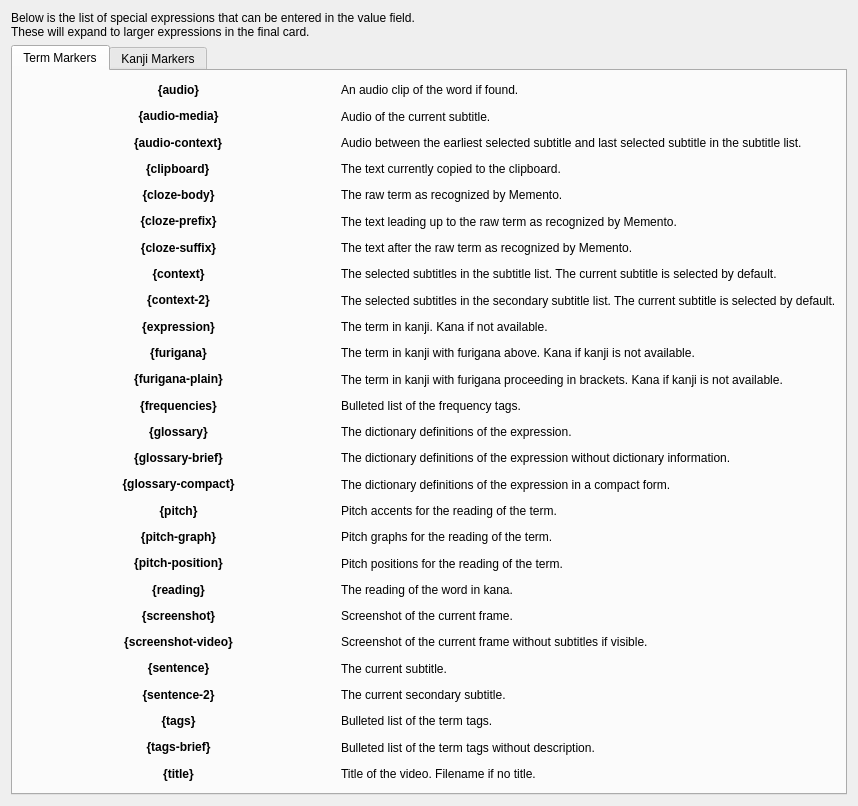
ripose-jp/Memento, file src/gui/widgets/settings/ankisettingshelp.ui: the form before one commit.
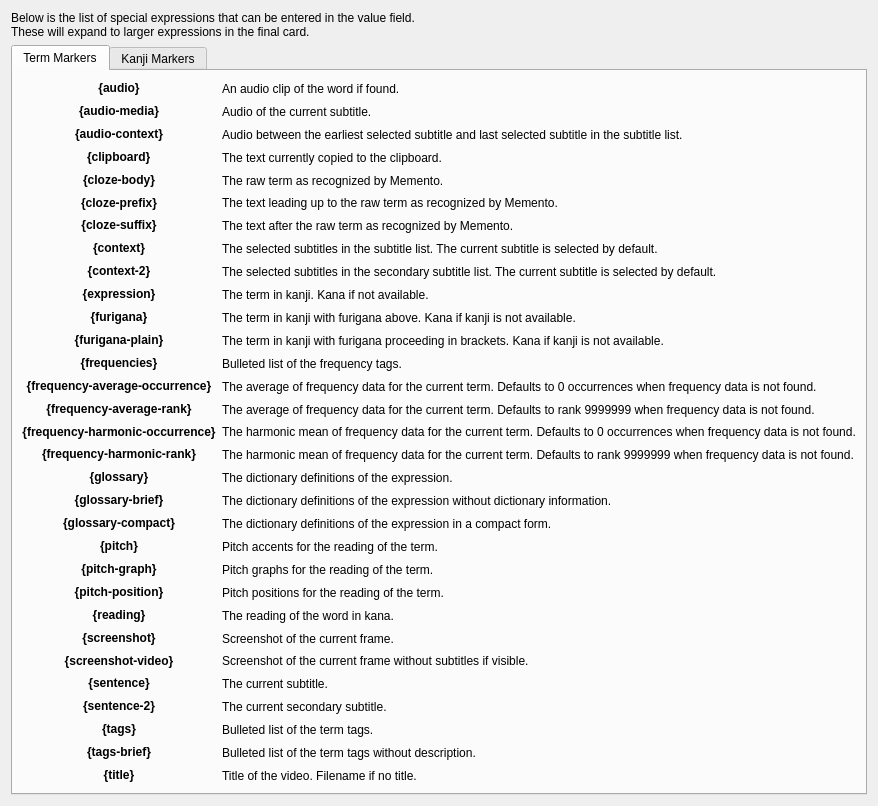
The form after the commit.

Commit message:
ankiclient: add four new aggregate frequency markers
This commit adds support for 4 new markers:
1. {frequency-harmonic-rank} (Default: 9999999)
2. {frequency-harmonic-occurrence} (Default: 0)
3. {frequency-average-rank} (Default: 9999999)
4. {frequency-average-occurrence} (Default: 0)

These markers aggregate the term frequency information of multiple
dictionaries into a single numeric value, often used for sorting Anki
cards by frequency.

```diff
--- a/src/gui/widgets/settings/ankisettingshelp.ui
+++ b/src/gui/widgets/settings/ankisettingshelp.ui
@@ -62,21 +62,21 @@
            </property>
           </widget>
          </item>
-         <item row="20" column="1">
+         <item row="24" column="1">
           <widget class="QLabel" name="labelTermScreenshotEx">
            <property name="text">
             <string>Screenshot of the current frame.</string>
            </property>
           </widget>
          </item>
-         <item row="26" column="1">
+         <item row="30" column="1">
           <widget class="QLabel" name="labelTermTitleEx">
            <property name="text">
             <string>Title of the video. Filename if no title.</string>
            </property>
           </widget>
          </item>
-         <item row="13" column="0">
+         <item row="17" column="0">
           <widget class="QLabel" name="labelTermGlossary">
            <property name="font">
             <font>
@@ -95,14 +95,14 @@
            </property>
           </widget>
          </item>
-         <item row="17" column="1">
+         <item row="21" column="1">
           <widget class="QLabel" name="labelTermPitchGraphEx">
            <property name="text">
             <string>Pitch graphs for the reading of the term.</string>
            </property>
           </widget>
          </item>
-         <item row="19" column="0">
+         <item row="23" column="0">
           <widget class="QLabel" name="labelTermReading">
            <property name="font">
             <font>
@@ -128,7 +128,7 @@
            </property>
           </widget>
          </item>
-         <item row="22" column="0">
+         <item row="26" column="0">
           <widget class="QLabel" name="labelTermSentence">
            <property name="font">
             <font>
@@ -154,7 +154,7 @@
            </property>
           </widget>
          </item>
-         <item row="19" column="1">
+         <item row="23" column="1">
           <widget class="QLabel" name="labelTermReadingEx">
            <property name="text">
             <string>The reading of the word in kana.</string>
@@ -202,7 +202,7 @@
            </property>
           </widget>
          </item>
-         <item row="21" column="1">
+         <item row="25" column="1">
           <widget class="QLabel" name="labelTermScreenshotVideo">
            <property name="text">
             <string>Screenshot of the current frame without subtitles if visible.</string>
@@ -228,7 +228,7 @@
            </property>
           </widget>
          </item>
-         <item row="23" column="1">
+         <item row="27" column="1">
           <widget class="QLabel" name="labelTermSentence2Ex">
            <property name="text">
             <string>The current secondary subtitle.</string>
@@ -242,7 +242,7 @@
            </property>
           </widget>
          </item>
-         <item row="16" column="0">
+         <item row="20" column="0">
           <widget class="QLabel" name="labelTermPitch">
            <property name="font">
             <font>
@@ -322,14 +322,14 @@
            </property>
           </widget>
          </item>
-         <item row="18" column="1">
+         <item row="22" column="1">
           <widget class="QLabel" name="labelTermPitchPositionEx">
            <property name="text">
             <string>Pitch positions for the reading of the term.</string>
            </property>
           </widget>
          </item>
-         <item row="23" column="0">
+         <item row="27" column="0">
           <widget class="QLabel" name="labelTermSentence2">
            <property name="font">
             <font>
@@ -348,7 +348,7 @@
            </property>
           </widget>
          </item>
-         <item row="13" column="1">
+         <item row="17" column="1">
           <widget class="QLabel" name="labelTermGlossaryEx">
            <property name="text">
             <string>The dictionary definitions of the expression.</string>
@@ -413,14 +413,14 @@
            </property>
           </widget>
          </item>
-         <item row="14" column="1">
+         <item row="18" column="1">
           <widget class="QLabel" name="labelTermGlossaryBriefEx">
            <property name="text">
             <string>The dictionary definitions of the expression without dictionary information.</string>
            </property>
           </widget>
          </item>
-         <item row="17" column="0">
+         <item row="21" column="0">
           <widget class="QLabel" name="labelTermPitchGraph">
            <property name="font">
             <font>
@@ -439,7 +439,7 @@
            </property>
           </widget>
          </item>
-         <item row="14" column="0">
+         <item row="18" column="0">
           <widget class="QLabel" name="labelTermGlossaryBrief">
            <property name="font">
             <font>
@@ -458,7 +458,7 @@
            </property>
           </widget>
          </item>
-         <item row="24" column="1">
+         <item row="28" column="1">
           <widget class="QLabel" name="labelTermTagsEx">
            <property name="text">
             <string>Bulleted list of the term tags.</string>
@@ -536,7 +536,111 @@
            </property>
           </widget>
          </item>
-         <item row="18" column="0">
+         <item row="16" column="0">
+          <widget class="QLabel" name="labelTermFrequencyHarmonicRank">
+           <property name="font">
+            <font>
+             <weight>75</weight>
+             <bold>true</bold>
+            </font>
+           </property>
+           <property name="text">
+            <string>{frequency-harmonic-rank}</string>
+           </property>
+           <property name="alignment">
+            <set>Qt::AlignCenter</set>
+           </property>
+           <property name="textInteractionFlags">
+            <set>Qt::TextSelectableByKeyboard|Qt::TextSelectableByMouse</set>
+           </property>
+          </widget>
+         </item>
+         <item row="16" column="1">
+          <widget class="QLabel" name="labelTermFrequencyHarmonicRankEx">
+           <property name="text">
+            <string>The harmonic mean of frequency data for the current term. Defaults to rank 9999999 when frequency data is not found.</string>
+           </property>
+          </widget>
+         </item>
+         <item row="15" column="0">
+          <widget class="QLabel" name="labelTermFrequencyHarmonicOccurrence">
+           <property name="font">
+            <font>
+             <weight>75</weight>
+             <bold>true</bold>
+            </font>
+           </property>
+           <property name="text">
+            <string>{frequency-harmonic-occurrence}</string>
+           </property>
+           <property name="alignment">
+            <set>Qt::AlignCenter</set>
+           </property>
+           <property name="textInteractionFlags">
+            <set>Qt::TextSelectableByKeyboard|Qt::TextSelectableByMouse</set>
+           </property>
+          </widget>
+         </item>
+         <item row="15" column="1">
+          <widget class="QLabel" name="labelTermFrequencyHarmonicOccurrenceEx">
+           <property name="text">
+            <string>The harmonic mean of frequency data for the current term. Defaults to 0 occurrences when frequency data is not found.</string>
+           </property>
+          </widget>
+         </item>
+         <item row="14" column="0">
+          <widget class="QLabel" name="labelTermFrequencyAverageRank">
+           <property name="font">
+            <font>
+             <weight>75</weight>
+             <bold>true</bold>
+            </font>
+           </property>
+           <property name="text">
+            <string>{frequency-average-rank}</string>
+           </property>
+           <property name="alignment">
+            <set>Qt::AlignCenter</set>
+           </property>
+           <property name="textInteractionFlags">
+            <set>Qt::TextSelectableByKeyboard|Qt::TextSelectableByMouse</set>
+           </property>
+          </widget>
+         </item>
+         <item row="14" column="1">
+          <widget class="QLabel" name="labelTermFrequencyAverageRankEx">
+           <property name="text">
+            <string>The average of frequency data for the current term. Defaults to rank 9999999 when frequency data is not found.</string>
+           </property>
+          </widget>
+         </item>
+         <item row="13" column="0">
+          <widget class="QLabel" name="labelTermFrequencyAverageOccurrence">
+           <property name="font">
+            <font>
+             <weight>75</weight>
+             <bold>true</bold>
+            </font>
+           </property>
+           <property name="text">
+            <string>{frequency-average-occurrence}</string>
+           </property>
+           <property name="alignment">
+            <set>Qt::AlignCenter</set>
+           </property>
+           <property name="textInteractionFlags">
+            <set>Qt::TextSelectableByKeyboard|Qt::TextSelectableByMouse</set>
+           </property>
+          </widget>
+         </item>
+         <item row="13" column="1">
+          <widget class="QLabel" name="labelTermFrequencyAverageOccurrenceEx">
+           <property name="text">
+            <string>The average of frequency data for the current term. Defaults to 0 occurrences when frequency data is not found.</string>
+           </property>
+          </widget>
+         </item>
+         <item row="22" column="0">
           <widget class="QLabel" name="labelTermPitchPosition">
            <property name="font">
             <font>
@@ -555,7 +659,7 @@
            </property>
           </widget>
          </item>
-         <item row="21" column="0">
+         <item row="25" column="0">
           <widget class="QLabel" name="labelTermScreenshotMedia">
            <property name="font">
             <font>
@@ -594,7 +698,7 @@
            </property>
           </widget>
          </item>
-         <item row="26" column="0">
+         <item row="30" column="0">
           <widget class="QLabel" name="labelTermTitle">
            <property name="font">
             <font>
@@ -613,14 +717,14 @@
            </property>
           </widget>
          </item>
-         <item row="16" column="1">
+         <item row="20" column="1">
           <widget class="QLabel" name="labelTermPitchEx">
            <property name="text">
             <string>Pitch accents for the reading of the term.</string>
            </property>
           </widget>
          </item>
-         <item row="22" column="1">
+         <item row="26" column="1">
           <widget class="QLabel" name="labelTermSentenceEx">
            <property name="text">
             <string>The current subtitle.</string>
@@ -669,7 +773,7 @@
            </property>
           </widget>
          </item>
-         <item row="24" column="0">
+         <item row="28" column="0">
           <widget class="QLabel" name="labelTermTags">
            <property name="font">
             <font>
@@ -688,7 +792,7 @@
            </property>
           </widget>
          </item>
-         <item row="25" column="0">
+         <item row="29" column="0">
           <widget class="QLabel" name="labelTermTagsBrief">
            <property name="font">
             <font>
@@ -707,14 +811,14 @@
            </property>
           </widget>
          </item>
-         <item row="25" column="1">
+         <item row="29" column="1">
           <widget class="QLabel" name="labelTermTagsBriefEx">
            <property name="text">
             <string>Bulleted list of the term tags without description.</string>
            </property>
           </widget>
          </item>
-         <item row="20" column="0">
+         <item row="24" column="0">
           <widget class="QLabel" name="labelTermScreenshot">
            <property name="font">
             <font>
@@ -752,7 +856,7 @@
            </property>
           </widget>
          </item>
-         <item row="15" column="0">
+         <item row="19" column="0">
           <widget class="QLabel" name="labelGlossaryCompact">
            <property name="font">
             <font>
@@ -771,7 +875,7 @@
            </property>
           </widget>
          </item>
-         <item row="15" column="1">
+         <item row="19" column="1">
           <widget class="QLabel" name="labelGlossaryCompactEx">
            <property name="text">
             <string>The dictionary definitions of the expression in a compact form.</string>
```
The commit also changes 3 other files.
